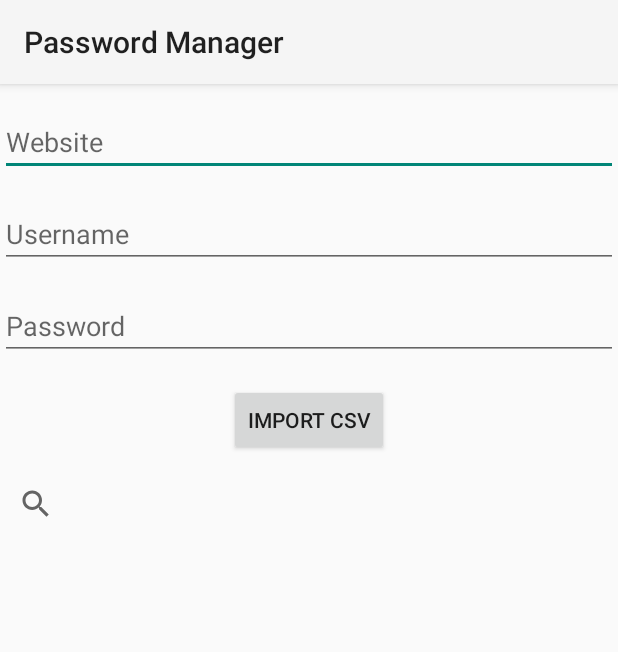
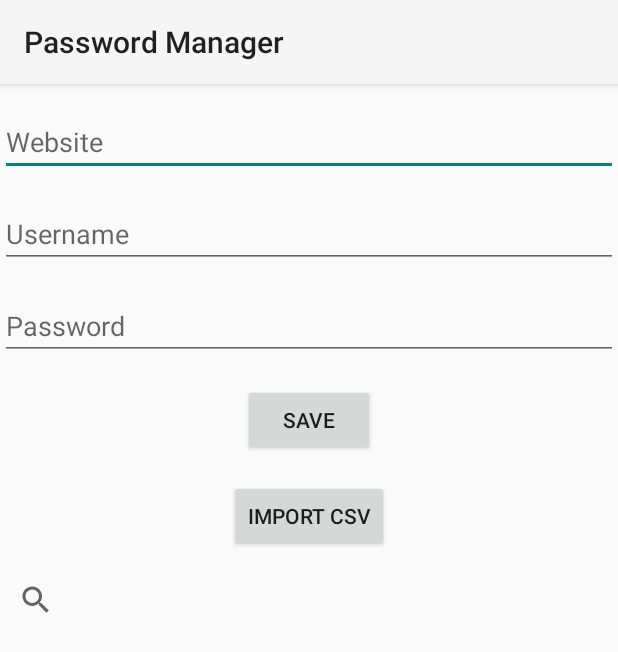
Before and after one commit to caleb-p93/passwordManager, an Android app: the screen it shows after launch (MainActivity), on a phone screen of 412 x 824 dp. Shown: the top 652 px of the screen. Run offline under Robolectric (Android 15) with nearby library versions, the phone set to English and light mode, and no system bars; libraries missing offline, so code that uses them is left out: com.opencsv.

Commit message:
Import CSV and Save Function Present

```diff
--- a/app/src/main/AndroidManifest.xml
+++ b/app/src/main/AndroidManifest.xml
@@ -11,9 +11,9 @@
         tools:targetApi="31"
 
         android:allowBackup="true"
-        android:icon="@mipmap/ic_launcher"
+        android:icon="@mipmap/pw_manager_logo"
         android:label="@string/app_name"
-        android:roundIcon="@mipmap/ic_launcher_round"
+        android:roundIcon="@mipmap/pw_manager_logo"
         android:supportsRtl="true"
         android:theme="@style/Theme.PasswordManager">
         <activity android:name=".MainActivity"
--- a/app/src/main/java/com/example/mustardseedpasswordmanager/MainActivity.kt
+++ b/app/src/main/java/com/example/mustardseedpasswordmanager/MainActivity.kt
@@ -7,6 +7,7 @@ import android.content.Intent
 import android.content.SharedPreferences
 import android.os.Bundle
 import android.view.View
+import android.widget.Button
 import android.widget.EditText
 import android.widget.Toast
 import androidx.appcompat.app.AppCompatActivity
@@ -28,6 +29,7 @@ class MainActivity : AppCompatActivity() {
     private lateinit var websiteInput: EditText
     private lateinit var usernameInput: EditText
     private lateinit var passwordInput: EditText
+    private lateinit var saveButton: Button
     private var passwordList = mutableListOf<PasswordEntry>()
     private var filteredList = mutableListOf<PasswordEntry>()
 
@@ -43,6 +45,12 @@ class MainActivity : AppCompatActivity() {
         websiteInput = findViewById(R.id.website_input)
         usernameInput = findViewById(R.id.username_input)
         passwordInput = findViewById(R.id.password_input)
+        saveButton = findViewById(R.id.save_button)
+
+        // Set up click listener for Save button
+        saveButton.setOnClickListener {
+            savePassword()
+        }
 
         adapter = PasswordAdapter(filteredList, this::editPassword, this::deletePassword)
         recyclerView.layoutManager = LinearLayoutManager(this)
@@ -90,7 +98,7 @@ class MainActivity : AppCompatActivity() {
         adapter.notifyDataSetChanged()
     }
 
-    fun savePassword(view: View) {
+    private fun savePassword() {
         val website = websiteInput.text.toString().trim()
         val username = usernameInput.text.toString().trim()
         val password = passwordInput.text.toString().trim()
@@ -106,6 +114,8 @@ class MainActivity : AppCompatActivity() {
             websiteInput.text.clear()
             usernameInput.text.clear()
             passwordInput.text.clear()
+        } else {
+            Toast.makeText(this, "Please fill out all fields", Toast.LENGTH_SHORT).show()
         }
     }
 
--- a/app/src/main/res/layout/activity_main.xml
+++ b/app/src/main/res/layout/activity_main.xml
@@ -38,23 +38,35 @@
         android:layout_width="0dp"
         android:layout_height="wrap_content"
         android:hint="Password"
-        android:inputType="textPassword"
+        android:inputType="text"
         android:maxLines="1"
         app:layout_constraintEnd_toEndOf="parent"
         app:layout_constraintStart_toStartOf="parent"
         app:layout_constraintTop_toBottomOf="@+id/username_input"
         android:layout_marginTop="16dp"/>
 
-    <!-- Import CSV Button -->
+    <!-- Save Button -->
+    <Button
+    android:id="@+id/save_button"
+    android:layout_width="wrap_content"
+    android:layout_height="wrap_content"
+    android:text="Save"
+    app:layout_constraintTop_toBottomOf="@+id/password_input"
+    app:layout_constraintStart_toStartOf="parent"
+    app:layout_constraintEnd_toEndOf="parent"
+    android:layout_marginTop="16dp" />
+
+    <!-- Import CSV-->
     <Button
         android:id="@+id/import_csv_button"
         android:layout_width="wrap_content"
         android:layout_height="wrap_content"
         android:text="Import CSV"
-        app:layout_constraintTop_toBottomOf="@+id/password_input"
+        app:layout_constraintTop_toBottomOf="@+id/save_button"
         app:layout_constraintStart_toStartOf="parent"
         app:layout_constraintEnd_toEndOf="parent"
-        android:layout_marginTop="16dp"/>
+        android:layout_marginTop="16dp" />
+
 
     <!-- Search View -->
     <androidx.appcompat.widget.SearchView
```
Also changed, not shown: app/src/main/res/mipmap-hdpi/pw_manager_logo.png (added).
